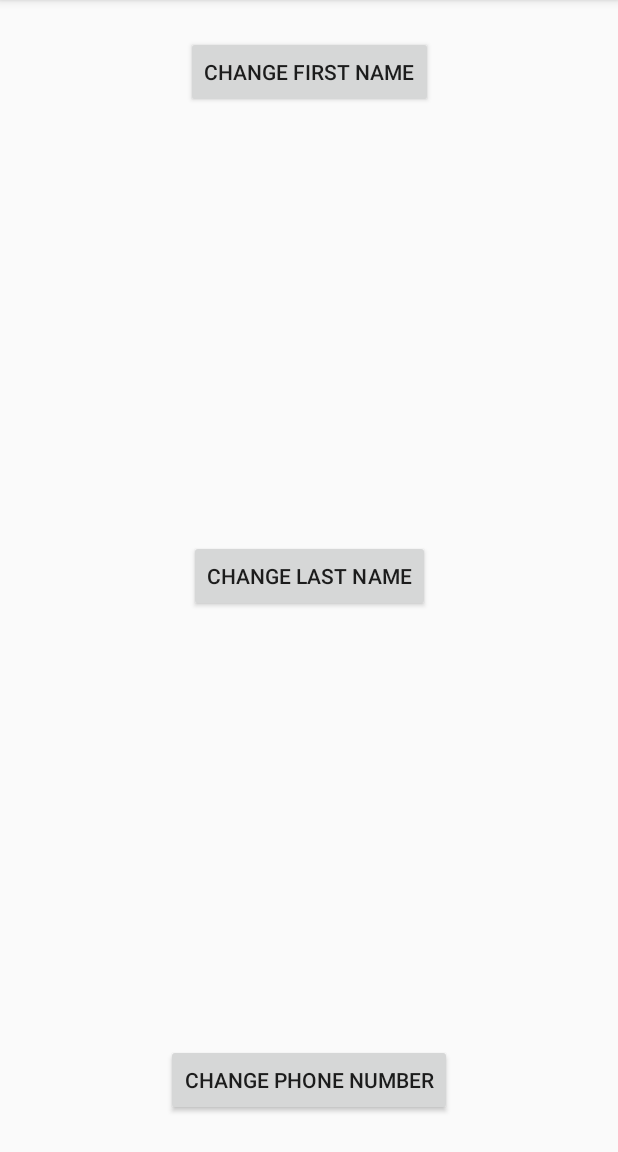
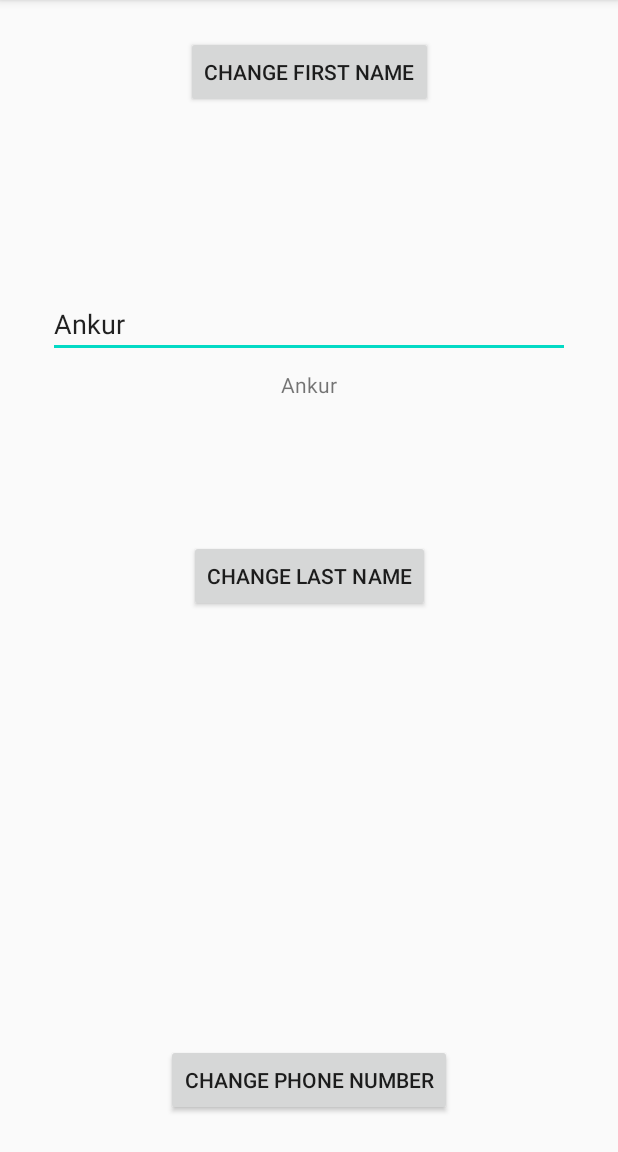
Before and after one commit to saurabhBadola/MvvmAndroid, an Android app: the screen it shows after launch (MainActivity), after a tap on "CHANGE FIRST NAME", on a phone screen of 412 x 824 dp, the part 84-1236 px from its top. Run offline under Robolectric (Android 15) with nearby library versions, the phone set to English and light mode, and no system bars; our stand-ins replace data binding.

Commit message:
New changes

```diff
--- a/app/src/main/java/com/example/testmvvmarch/BaseActivity.java
+++ b/app/src/main/java/com/example/testmvvmarch/BaseActivity.java
@@ -2,6 +2,7 @@ package com.example.testmvvmarch;
 
 import android.os.Bundle;
 import android.os.PersistableBundle;
+import android.util.Log;
 
 import androidx.annotation.Nullable;
 import androidx.appcompat.app.AppCompatActivity;
@@ -12,17 +13,22 @@ abstract public class BaseActivity<T extends State> extends AppCompatActivity {
     private BaseViewModel<T> baseViewModel;
 
     abstract BaseViewModel<T> createViewModel();
-    abstract void onStateChanged(T oldState, T newState);
+    abstract void onStateChanged( T newState);
 
 
     @Override
     public void onCreate(Bundle savedInstanceState) {
         super.onCreate(savedInstanceState);
         baseViewModel = createViewModel();
+      //  baseViewModel.listen().removeObservers(this);
         baseViewModel.listen().observe(this, new Observer<T>() {
             @Override
             public void onChanged(T t) {
-                onStateChanged(baseViewModel.getCurrentState(), t);
+
+              //  Log.d("Main.Act", "onChanged: "+t.toString());
+             //   T oldState = baseViewModel.oldState;
+               // Log.d("Main.Act", "Old state: "+oldState);
+                onStateChanged(t);
             }
         });
     }
--- a/app/src/main/java/com/example/testmvvmarch/BaseViewModel.java
+++ b/app/src/main/java/com/example/testmvvmarch/BaseViewModel.java
@@ -1,28 +1,23 @@
 package com.example.testmvvmarch;
 
-import androidx.databinding.Bindable;
 import androidx.databinding.Observable;
 import androidx.lifecycle.MutableLiveData;
 import androidx.lifecycle.ViewModel;
 
-public abstract class BaseViewModel<T extends  State> extends ViewModel implements Observable {
+public abstract class BaseViewModel<T extends State> extends ViewModel implements Observable {
 
-    @Bindable
-    private MutableLiveData<T> state = new MutableLiveData<>(createInitialState());
+    private CustomMutableLiveData<T> state = new CustomMutableLiveData<>(createInitialState());
+    public T oldState;
 
-   abstract  T createInitialState();
-   protected T getCurrentState(){
+    abstract T createInitialState();
+
+    T getCurrentState() {
         return state.getValue();
     }
 
-    public MutableLiveData<T> listen(){
+    public MutableLiveData<T> listen() {
         return state;
     }
-
-   protected void setState(T newState){
-        state.postValue(newState);
-    }
-
 
     @Override
     public void addOnPropertyChangedCallback(OnPropertyChangedCallback callback) {
--- /dev/null
+++ b/app/src/main/java/com/example/testmvvmarch/BlankFragment.java
@@ -0,0 +1,75 @@
+package com.example.testmvvmarch;
+
+import android.os.Bundle;
+import android.util.Log;
+import android.view.LayoutInflater;
+import android.view.View;
+import android.view.ViewGroup;
+
+import androidx.annotation.NonNull;
+import androidx.annotation.Nullable;
+import androidx.databinding.DataBindingUtil;
+import androidx.fragment.app.Fragment;
+import com.example.testmvvmarch.databinding.FragmentBlankBinding;
+import java.util.Random;
+
+public class BlankFragment extends Fragment {
+
+    public static final String TAG = "BlankFrag.TAG";
+
+    private MyViewModel myViewModel;
+    FragmentBlankBinding blankBinding;
+
+    public void setMyViewModel(MyViewModel myViewModel) {
+        this.myViewModel = myViewModel;
+    }
+
+    public BlankFragment() {
+        // Required empty public constructor
+    }
+
+    @Override
+    public View onCreateView(@NonNull LayoutInflater inflater, ViewGroup container,
+                             Bundle savedInstanceState) {
+        blankBinding = DataBindingUtil.inflate(inflater, R.layout.fragment_blank, container, false);
+        return blankBinding.getRoot();
+    }
+
+
+    @Override
+    public void onViewCreated(@NonNull View view, @Nullable Bundle savedInstanceState) {
+        super.onViewCreated(view, savedInstanceState);
+        blankBinding.setViewModel(myViewModel);
+        blankBinding.setLifecycleOwner(this);
+
+        blankBinding.button.setOnClickListener(new View.OnClickListener() {
+            @Override
+            public void onClick(View view) {
+                String[] names = new String[]{"Aloe", "Hari", "Ram", "Raman", "Ankur", "Ankit"};
+                Log.d(TAG, "onClick: ");
+                myViewModel.setFirstName(names[new Random().nextInt(6)]);
+            }
+        });
+
+        blankBinding.button2.setOnClickListener(new View.OnClickListener() {
+            @Override
+            public void onClick(View view) {
+                String[] names = new String[]{"Kumar", "Singh", "Joshi", "Malhotra", "Kapoor", "Khan"};
+                Log.d(TAG, "onClick: ");
+                myViewModel.setLastName(names[new Random().nextInt(6)]);
+            }
+        });
+
+
+        blankBinding.button3.setOnClickListener(new View.OnClickListener() {
+            @Override
+            public void onClick(View view) {
+                String[] names = new String[]{"7877221432", "215234434", "3245454522", "25225452524", "222552522", "124325332"};
+                Log.d(TAG, "onClick: ");
+                myViewModel.setPhoneNumber(names[new Random().nextInt(6)]);
+            }
+        });
+
+
+    }
+}
--- /dev/null
+++ b/app/src/main/java/com/example/testmvvmarch/CustomMutableLiveData.java
@@ -0,0 +1,33 @@
+package com.example.testmvvmarch;
+
+import androidx.databinding.BaseObservable;
+import androidx.databinding.Observable;
+import androidx.lifecycle.MutableLiveData;
+
+public class CustomMutableLiveData<T extends BaseObservable>
+        extends MutableLiveData<T> {
+
+    public CustomMutableLiveData(T t){
+        setValue(t);
+    }
+
+    @Override
+    public void setValue(T value) {
+        super.setValue(value);
+
+        //listen to property changes
+        value.addOnPropertyChangedCallback(callback);
+    }
+
+    Observable.OnPropertyChangedCallback callback = new Observable.OnPropertyChangedCallback() {
+        @Override
+        public void onPropertyChanged(Observable sender, int propertyId) {
+
+            //Trigger LiveData observer on change of any property in object
+            setValue(getValue());
+
+        }
+    };
+
+
+}
--- a/app/src/main/java/com/example/testmvvmarch/MainActivity.java
+++ b/app/src/main/java/com/example/testmvvmarch/MainActivity.java
@@ -1,16 +1,8 @@
 package com.example.testmvvmarch;
 
-import androidx.appcompat.app.AppCompatActivity;
-import androidx.lifecycle.Observer;
-import androidx.lifecycle.ViewModel;
-import androidx.lifecycle.ViewModelProvider;
 import androidx.lifecycle.ViewModelProviders;
-
 import android.os.Bundle;
 import android.util.Log;
-import android.view.View;
-
-import java.util.Random;
 
 public class MainActivity extends BaseActivity<MyViewModel.MyState> {
 
@@ -20,33 +12,10 @@ public class MainActivity extends BaseActivity<MyViewModel.MyState> {
         super.onCreate(savedInstanceState);
         setContentView(R.layout.activity_main);
 
-        findViewById(R.id.button).setOnClickListener(new View.OnClickListener() {
-            @Override
-            public void onClick(View view) {
-                String[] names = new String[]{"Aloe","Hari","Ram","Raman","Ankur","Ankit"};
-                myViewModel.setFirstName(names[new Random().nextInt(6)]);
-            }
-        });
+        BlankFragment blankFragment = new BlankFragment();
+        blankFragment.setMyViewModel(myViewModel);
 
-        findViewById(R.id.button2).setOnClickListener(new View.OnClickListener() {
-            @Override
-            public void onClick(View view) {
-                String[] names = new String[]{"Kumar","Singh","Joshi","Malhotra","Kapoor","Khan"};
-                myViewModel.setLastName(names[new Random().nextInt(6)]);
-            }
-        });
-
-
-
-        findViewById(R.id.button3).setOnClickListener(new View.OnClickListener() {
-            @Override
-            public void onClick(View view) {
-                String[] names = new String[]{"7877221432","215234434","3245454522","25225452524","222552522","124325332"};
-                myViewModel.setPhoneNumber(names[new Random().nextInt(6)]);
-            }
-        });
-
-
+        getSupportFragmentManager().beginTransaction().replace(R.id.fragment_blank,blankFragment).commit();
     }
 
     @Override
@@ -56,7 +25,7 @@ public class MainActivity extends BaseActivity<MyViewModel.MyState> {
     }
 
     @Override
-    void onStateChanged(MyViewModel.MyState oldState, MyViewModel.MyState newState) {
-        Log.d("Main.Act", "onStateChanged: Old: "+oldState+"\tNew: "+newState);
+    void onStateChanged( MyViewModel.MyState newState) {
+        Log.d("Main.Act", "onStateChanged: New: "+newState);
     }
 }
--- a/app/src/main/java/com/example/testmvvmarch/MyViewModel.java
+++ b/app/src/main/java/com/example/testmvvmarch/MyViewModel.java
@@ -1,43 +1,39 @@
 package com.example.testmvvmarch;
+
+import android.util.Log;
+import androidx.databinding.Bindable;
+
 public class MyViewModel extends BaseViewModel<MyViewModel.MyState> {
 
-    public void setFirstName(String firstName){
+
+    public void setFirstName(String firstName) {
         MyState state = getCurrentState();
         state.setFirstName(firstName);
-        setState(state);
-}
+    }
 
-    public void setLastName(String lastName){
+    public void setLastName(String lastName) {
         MyState state = getCurrentState();
         state.setLastName(lastName);
-        setState(state);
     }
 
-    public void setPhoneNumber(String phoneNumber){
+    public void setPhoneNumber(String phoneNumber) {
         MyState state = getCurrentState();
         state.setPhoneNumber(phoneNumber);
-        setState(state);
     }
 
     @Override
     MyState createInitialState() {
-        return new MyState("Default","Default","Default");
-    }
-
-    @Override
-    public void addOnPropertyChangedCallback(OnPropertyChangedCallback callback) {
-
-    }
-
-    @Override
-    public void removeOnPropertyChangedCallback(OnPropertyChangedCallback callback) {
-
+        return new MyState("Default", "Default", "Default");
     }
 
 
-    static class MyState extends State{
+    public static class MyState extends State {
+
+        @Bindable
         private String firstName;
+        @Bindable
         private String lastName;
+        @Bindable
         private String phoneNumber;
 
         public MyState(String firstName, String lastName, String phoneNumber) {
@@ -46,28 +42,33 @@ public class MyViewModel extends BaseViewModel<MyViewModel.MyState> {
             this.phoneNumber = phoneNumber;
         }
 
+
         public String getFirstName() {
             return firstName;
-        }
-
-        public void setFirstName(String firstName) {
-            this.firstName = firstName;
         }
 
         public String getLastName() {
             return lastName;
         }
 
-        public void setLastName(String lastName) {
-            this.lastName = lastName;
-        }
-
         public String getPhoneNumber() {
             return phoneNumber;
         }
 
+        public void setFirstName(String firstName) {
+          //  Log.d("Main.Act", "setFirstName: " + firstName);
+            this.firstName = firstName;
+            notifyPropertyChanged(BR.firstName);
+        }
+
+        public void setLastName(String lastName) {
+            this.lastName = lastName;
+            notifyPropertyChanged(BR.lastName);
+        }
+
         public void setPhoneNumber(String phoneNumber) {
             this.phoneNumber = phoneNumber;
+            notifyPropertyChanged(BR.phoneNumber);
         }
 
         @Override
@@ -78,5 +79,6 @@ public class MyViewModel extends BaseViewModel<MyViewModel.MyState> {
                     ", phoneNumber='" + phoneNumber + '\'' +
                     '}';
         }
+
     }
 }
--- a/app/src/main/java/com/example/testmvvmarch/State.java
+++ b/app/src/main/java/com/example/testmvvmarch/State.java
@@ -1,6 +1,15 @@
 package com.example.testmvvmarch;
 
-public class State {
+import androidx.databinding.BaseObservable;
 
+public class State extends BaseObservable {
+    private boolean handled = false;
 
+    public boolean isHandled() {
+        return handled;
+    }
+
+    public void setHandled(boolean handled) {
+        this.handled = handled;
+    }
 }
--- a/app/src/main/res/layout/activity_main.xml
+++ b/app/src/main/res/layout/activity_main.xml
@@ -1,46 +1,11 @@
 <?xml version="1.0" encoding="utf-8"?>
-<layout xmlns:android="http://schemas.android.com/apk/res/android"
-    xmlns:app="http://schemas.android.com/apk/res-auto"
-    xmlns:tools="http://schemas.android.com/tools">
+<androidx.constraintlayout.widget.ConstraintLayout
+    xmlns:android="http://schemas.android.com/apk/res/android"
+    android:layout_height="match_parent"
+    android:layout_width="match_parent">
 
-    <data>
-
-    </data>
-
-    <androidx.constraintlayout.widget.ConstraintLayout
-        android:layout_width="match_parent"
-        android:layout_height="match_parent"
-        tools:context=".MainActivity">
-
-
-        <Button
-            android:id="@+id/button"
-            android:layout_width="wrap_content"
-            android:layout_height="wrap_content"
-            android:layout_marginTop="24dp"
-            android:text="Change First name"
-            app:layout_constraintEnd_toEndOf="parent"
-            app:layout_constraintStart_toStartOf="parent"
-            app:layout_constraintTop_toTopOf="parent" />
-
-        <Button
-            android:id="@+id/button2"
-            android:layout_width="wrap_content"
-            android:layout_height="wrap_content"
-            android:text="change last name"
-            app:layout_constraintBottom_toTopOf="@+id/button3"
-            app:layout_constraintEnd_toEndOf="parent"
-            app:layout_constraintStart_toStartOf="parent"
-            app:layout_constraintTop_toBottomOf="@+id/button" />
-
-        <Button
-            android:id="@+id/button3"
-            android:layout_width="wrap_content"
-            android:layout_height="wrap_content"
-            android:layout_marginBottom="24dp"
-            android:text="change phone number"
-            app:layout_constraintBottom_toBottomOf="parent"
-            app:layout_constraintEnd_toEndOf="parent"
-            app:layout_constraintStart_toStartOf="parent" />
-    </androidx.constraintlayout.widget.ConstraintLayout>
-</layout>
+<FrameLayout android:id="@+id/fragment_blank"
+    android:layout_width="match_parent"
+    android:layout_height="match_parent"
+     />
+</androidx.constraintlayout.widget.ConstraintLayout>
--- /dev/null
+++ b/app/src/main/res/layout/fragment_blank.xml
@@ -0,0 +1,73 @@
+<?xml version="1.0" encoding="utf-8"?>
+<layout xmlns:android="http://schemas.android.com/apk/res/android"
+    xmlns:tools="http://schemas.android.com/tools"
+    xmlns:app="http://schemas.android.com/apk/res-auto">
+
+    <data>
+        <variable
+            name="viewModel"
+            type="com.example.testmvvmarch.MyViewModel" />
+    </data>
+
+    <androidx.constraintlayout.widget.ConstraintLayout
+        android:layout_width="match_parent"
+        android:layout_height="match_parent">
+
+
+        <Button
+            android:id="@+id/button"
+            app:layout_constraintEnd_toEndOf="parent"
+            app:layout_constraintStart_toStartOf="parent"
+            app:layout_constraintTop_toTopOf="parent"
+            android:layout_width="wrap_content"
+            android:layout_height="wrap_content"
+            android:layout_marginTop="24dp"
+            android:text="Change First name" />
+
+
+        <EditText
+            android:id="@+id/editText"
+            android:layout_width="0dp"
+            android:layout_height="wrap_content"
+            android:layout_marginStart="32dp"
+            android:layout_marginLeft="32dp"
+            android:layout_marginEnd="32dp"
+            android:layout_marginRight="32dp"
+            android:hint="Enter text"
+            android:text="@={viewModel.listen().firstName}"
+            app:layout_constraintBottom_toTopOf="@+id/button2"
+            app:layout_constraintEnd_toEndOf="parent"
+            app:layout_constraintStart_toStartOf="parent"
+            app:layout_constraintTop_toBottomOf="@+id/button" />
+
+        <Button
+            android:id="@+id/button2"
+            app:layout_constraintBottom_toTopOf="@+id/button3"
+            app:layout_constraintEnd_toEndOf="parent"
+            app:layout_constraintStart_toStartOf="parent"
+            app:layout_constraintTop_toBottomOf="@+id/button"
+            android:layout_width="wrap_content"
+            android:layout_height="wrap_content"
+            android:text="change last name" />
+
+        <Button
+            android:id="@+id/button3"
+            app:layout_constraintBottom_toBottomOf="parent"
+            app:layout_constraintEnd_toEndOf="parent"
+            app:layout_constraintStart_toStartOf="parent"
+            android:layout_width="wrap_content"
+            android:layout_height="wrap_content"
+            android:layout_marginBottom="24dp"
+            android:text="change phone number" />
+
+        <TextView
+            android:text="@{viewModel.listen().firstName}"
+            android:id="@+id/textView"
+            android:layout_width="wrap_content"
+            android:layout_height="wrap_content"
+            android:layout_marginTop="8dp"
+            app:layout_constraintEnd_toEndOf="@+id/editText"
+            app:layout_constraintStart_toStartOf="@+id/editText"
+            app:layout_constraintTop_toBottomOf="@+id/editText" />
+    </androidx.constraintlayout.widget.ConstraintLayout>
+</layout>
--- a/app/src/main/res/values/strings.xml
+++ b/app/src/main/res/values/strings.xml
@@ -1,3 +1,5 @@
 <resources>
     <string name="app_name">TestMVVMArch</string>
+    <!-- TODO: Remove or change this placeholder text -->
+    <string name="hello_blank_fragment">Hello blank fragment</string>
 </resources>
```
Also changed, not shown: app/build.gradle (+5 -2 lines).
